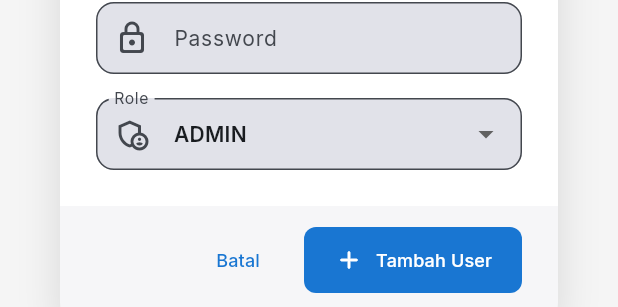
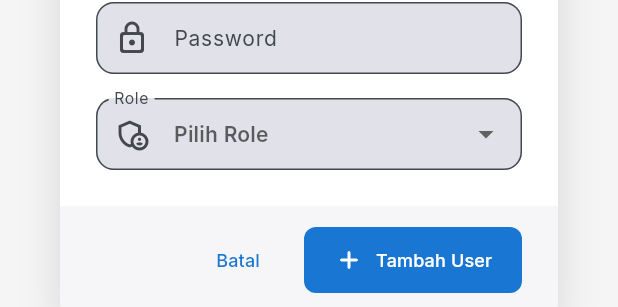
Before and after one commit to AflahFirdaus/stok_anandam, a Flutter app: the _UserFormDialog widget shown alone on an empty page, opened directly with empty values, after a tap on "Tambah User", on a phone screen of 412 x 824 dp. Shown: the part 625-932 px from the top of the screen. Run offline on Flutter 3.47's test engine with Material 3 defaults, Android fonts, the phone set to English and light mode, and no system bars; our stand-ins replace camera, dio, equatable, flutter_bloc, flutter_dotenv, flutter_map and 14 more; missing offline and left inert: dart:html, mobile_scanner, ota_update, pluto_grid, shorebird_code_push, stomp_dart_client; accounts and stored records are empty; project files that could hold a hidden picture were left out.

Commit message:
Fix syntax error in users_page and update version to 1.1.7

```diff
--- a/lib/features/dashboard/dashboard_page.dart
+++ b/lib/features/dashboard/dashboard_page.dart
@@ -727,21 +727,21 @@ class _DashboardPageState extends State<DashboardPage> with MigrationSyncMixin {
               title: 'Penjualan Hari Ini',
               value: _formatRupiah(d.totalSalesToday),
               icon: Icons.payments_rounded,
-              iconColor: const Color(0xFF10B981),
+              iconColor: const Color(0xFF14B8A6), // Teal
             ),
             const SizedBox(height: 8),
             SummaryCard(
               title: 'Pembelian Hari Ini',
               value: _formatRupiah(d.totalPurchasesToday),
               icon: Icons.shopping_cart_rounded,
-              iconColor: const Color(0xFF3B82F6),
+              iconColor: const Color(0xFF6366F1), // Indigo
             ),
             const SizedBox(height: 8),
             SummaryCard(
               title: 'Canvasing Hari Ini',
               value: _val(d.totalVisitsToday),
               icon: Icons.directions_car_rounded,
-              iconColor: const Color(0xFFF59E0B),
+              iconColor: const Color(0xFFF59E0B), // Amber
             ),
             const SizedBox(height: AppSpacing.xl),
 
--- a/lib/features/users/users_page.dart
+++ b/lib/features/users/users_page.dart
@@ -853,7 +853,7 @@ class _UserFormDialogState extends State<_UserFormDialog> {
   final _namaController = TextEditingController();
   final _usernameController = TextEditingController();
   final _passwordController = TextEditingController();
-  UserRequestRoleEnum _role = UserRequestRoleEnum.ADMIN;
+  UserRequestRoleEnum? _role;
 
   @override
   void initState() {
@@ -863,10 +863,12 @@ class _UserFormDialogState extends State<_UserFormDialog> {
       _namaController.text = e.nama?.toString() ?? '';
       _usernameController.text = e.username?.toString() ?? '';
       final r = e.role?.toString().toUpperCase();
-      _role = UserRequestRoleEnum.values.firstWhere(
-        (x) => x.name == r,
-        orElse: () => UserRequestRoleEnum.ADMIN,
-      );
+      for (var value in UserRequestRoleEnum.values) {
+        if (value.name == r) {
+          _role = value;
+          break;
+        }
+      }
     }
   }
 
@@ -891,11 +893,15 @@ class _UserFormDialogState extends State<_UserFormDialog> {
       AppFeedback.showError(context, 'Password wajib diisi untuk user baru.');
       return;
     }
+    if (_role == null) {
+      AppFeedback.showError(context, 'Role wajib dipilih.');
+      return;
+    }
     final request = UserRequest(
       nama: nama,
       username: username,
       password: password.isEmpty ? null : password,
-      role: _role,
+      role: _role!,
     );
     if (isEdit && widget.onUpdate != null) {
       widget.onUpdate!(request);
@@ -1029,6 +1035,7 @@ class _UserFormDialogState extends State<_UserFormDialog> {
                     const SizedBox(height: 16),
                     DropdownButtonFormField<UserRequestRoleEnum>(
                       value: _role,
+                      hint: const Text('Pilih Role'),
                       decoration: InputDecoration(
                         labelText: 'Role',
                         prefixIcon:
@@ -1040,7 +1047,7 @@ class _UserFormDialogState extends State<_UserFormDialog> {
                       items: UserRequestRoleEnum.values.map((r) {
                         return DropdownMenuItem(value: r, child: Text(r.name));
                       }).toList(),
-                      onChanged: (v) => setState(() => _role = v ?? _role),
+                      onChanged: (v) => setState(() => _role = v),
                     ),
                   ],
                 ),
--- a/pubspec.yaml
+++ b/pubspec.yaml
@@ -16,7 +16,7 @@ publish_to: 'none' # Remove this line if you wish to publish to pub.dev
 # https://developer.apple.com/library/archive/documentation/General/Reference/InfoPlistKeyReference/Articles/CoreFoundationKeys.html
 # In Windows, build-name is used as the major, minor, and patch parts
 # of the product and file versions while build-number is used as the build suffix.
-version: 1.1.5+6
+version: 1.1.6+7
 
 environment:
   sdk: ^3.5.4
```
